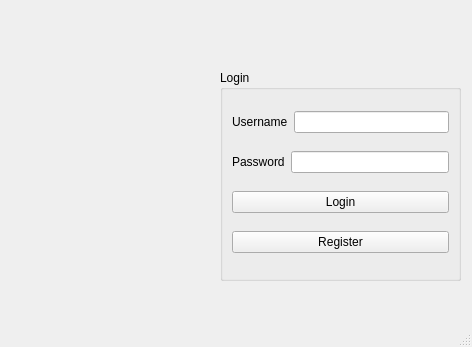
leejm17/ICT1009-In4B00king, file In4B00king/login.ui: the form before one commit.
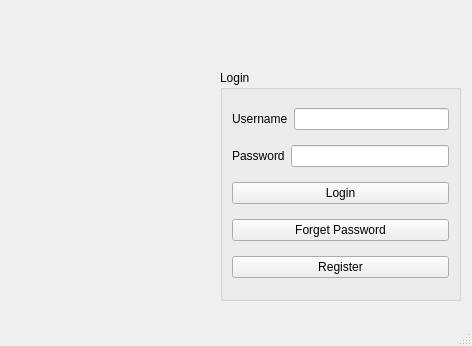
The form after the commit.

```diff
--- a/In4B00king/login.ui
+++ b/In4B00king/login.ui
@@ -7,7 +7,7 @@
     <x>0</x>
     <y>0</y>
     <width>472</width>
-    <height>347</height>
+    <height>346</height>
    </rect>
   </property>
   <property name="windowTitle">
@@ -20,7 +20,7 @@
       <x>220</x>
       <y>70</y>
       <width>241</width>
-      <height>211</height>
+      <height>231</height>
      </rect>
     </property>
     <property name="title">
@@ -54,7 +54,11 @@
         </widget>
        </item>
        <item>
-        <widget class="QLineEdit" name="password"/>
+        <widget class="QLineEdit" name="password">
+         <property name="echoMode">
+          <enum>QLineEdit::Password</enum>
+         </property>
+        </widget>
        </item>
       </layout>
      </item>
@@ -65,6 +69,13 @@
        </property>
       </widget>
      </item>
+     <item>
+      <widget class="QPushButton" name="forgetpwd">
+       <property name="text">
+        <string>Forget Password</string>
+       </property>
+      </widget>
+     </item>
      <item>
       <widget class="QPushButton" name="Register">
        <property name="text">
```
